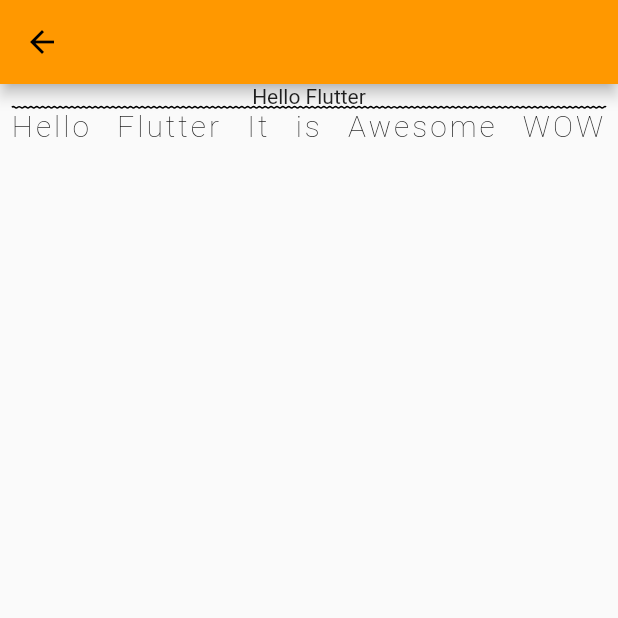
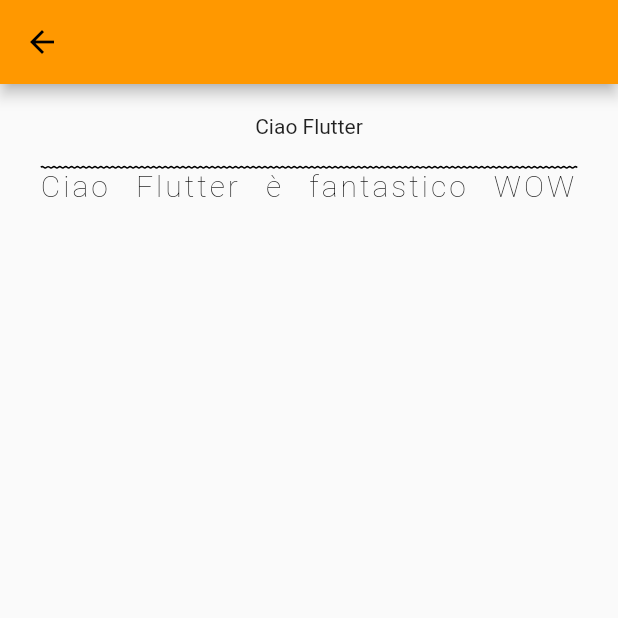
Before and after one commit to luigimicco/flutter_widgets, a Flutter app: the screen it shows after launch, after a tap on "Text", on a phone screen of 412 x 824 dp, the top half of it. Run offline on Flutter 3.47's test engine with Material 2 defaults, Android fonts, the phone set to English and light mode, and no system bars.

Commit message:
more widgets

```diff
--- a/lib/main.dart
+++ b/lib/main.dart
@@ -22,37 +22,84 @@ class MyApp extends StatelessWidget {
       home: new HomePage(),
       routes: <String, WidgetBuilder>{
         'Text': (BuildContext context) => TextWidget(),
-        'Appbar': (BuildContext context) => AppBarWidget(),
-        'Container' : (BuildContext context) => ContainerWidget(),
-        'Column' : (BuildContext context) => ColumnWidget(),
-        'Row' : (BuildContext context) => RowWidget(),
-        'Button' : (BuildContext context) => ButtonWidget(),
-        'Stack' : (BuildContext context) => StackWidget(),
-
-
+        'Appbar (no title)': (BuildContext context) => AppBarWidget(),
+        'Appbar simple': (BuildContext context) => AppBarSimpleWidget(),
+        'Appbar with buttons': (BuildContext context) => AppBarActionWidget(),
+        'Appbar with subtitle': (BuildContext context) =>
+            AppBarSubtitleWidget(),
+        'Appbar with image': (BuildContext context) => AppBarImageWidget(),
+        'Appbar with theme': (BuildContext context) => AppBarThemeWidget(),
+        'Appbar transparent': (BuildContext context) =>
+            AppBarTransparentWidget(),
+        'Container simple': (BuildContext context) => ContainerWidget(),
+        'Container media query': (BuildContext context) =>
+            ContainerMeadiaQueryWidget(),
+        'Container shadow': (BuildContext context) => ContainerShadowWidget(),
+        'Container rounded': (BuildContext context) => ContainerRoundedWidget(),
+        'Container with align': (BuildContext context) =>
+            ContainerAlignedWidget(),
+        'Container with constraints': (BuildContext context) =>
+            ContainerConstrainWidget(),
+        'Container with list': (BuildContext context) => ContainerListWidget(),
+        'Container with image': (BuildContext context) =>
+            ContainerImageWidget(),
+        'Container circular': (BuildContext context) =>
+            ContainerCircularWidget(),
+        'Container radius 1': (BuildContext context) =>
+            ContainerRadius1Widget(),
+        'Container radius 2': (BuildContext context) =>
+            ContainerRadius2Widget(),
+        'Column': (BuildContext context) => ColumnWidget(),
+        'Row': (BuildContext context) => RowWidget(),
+        'Button': (BuildContext context) => ButtonWidget(),
+        'Stack': (BuildContext context) => StackWidget(),
       },
     );
   }
 }
 
-class HomePage extends StatelessWidget{
-
+class HomePage extends StatelessWidget {
   @override
   Widget build(BuildContext context) {
-    var widgetList = ["Text", "Appbar", "Container", "Column", "Row", "Button", "Stack" ];
+    var widgetList = [
+      "Text",
+      "Appbar (no title)",
+      "Appbar simple",
+      "Appbar with buttons",
+      "Appbar with subtitle",
+      "Appbar with image",
+      "Appbar with theme",
+      "Appbar transparent",
+      "Container simple",
+      "Container media query",
+      "Container shadow",
+      "Container rounded",
+      "Container with align",
+      "Container with constraints",
+      "Container with list",
+      "Container with image",
+      "Container circular",
+      "Container radius 1",
+      "Container radius 2",
+      "Column",
+      "Row",
+      "Button",
+      "Stack"
+    ];
 
     return Scaffold(
       appBar: AppBar(
-        title: Text("Widgets Playground"),
+        title: Text("Widgets"),
       ),
       body: ListView.builder(
           itemCount: widgetList.length,
           shrinkWrap: true,
-          itemBuilder: (builder, index){
+          itemBuilder: (builder, index) {
             return Padding(
-              padding: const EdgeInsets.symmetric(horizontal: 8.0, vertical: 4.0),
+              padding:
+                  const EdgeInsets.symmetric(horizontal: 8.0, vertical: 4.0),
               child: InkWell(
-                onTap: (){
+                onTap: () {
                   Navigator.of(context).pushNamed('${widgetList[index]}');
                 },
                 child: Card(
@@ -63,11 +110,14 @@ class HomePage extends StatelessWidget{
                       padding: EdgeInsets.all(16.0),
                       child: Row(
                         children: <Widget>[
-                          Text(widgetList[index], style: TextStyle(color: Colors.black, fontSize: 20.0),),
+                          Text(
+                            widgetList[index],
+                            style:
+                                TextStyle(color: Colors.black, fontSize: 20.0),
+                          ),
                           Icon(Icons.keyboard_arrow_right)
                         ],
-                      )
-                  ),
+                      )),
                 ),
               ),
             );
--- a/lib/stack_widget.dart
+++ b/lib/stack_widget.dart
@@ -1,12 +1,12 @@
 import 'package:flutter/material.dart';
 
-class StackWidget extends StatelessWidget{
+class StackWidget extends StatelessWidget {
   @override
   Widget build(BuildContext context) {
     return Scaffold(
       appBar: AppBar(),
       body: Stack(
-        alignment: Alignment.center,
+        alignment: Alignment.topRight,
         children: <Widget>[
           Container(
             height: 300.0,
@@ -27,7 +27,6 @@ class StackWidget extends StatelessWidget{
       ),
     );
   }
-
 }
 
 /*
--- a/lib/text_widget.dart
+++ b/lib/text_widget.dart
@@ -8,11 +8,13 @@ class TextWidget extends StatelessWidget {
       body: Center(
         child: Column(
           children: <Widget>[
+            SizedBox(height: 20),
             Text(
-              "Hello Flutter",
+              "Ciao Flutter",
             ),
+            SizedBox(height: 20),
             Text(
-              "Hello Flutter It is Awesome WOW",
+              "Ciao Flutter è fantastico WOW",
               textAlign: TextAlign.right,
               textDirection: TextDirection.ltr,
               overflow: TextOverflow.ellipsis,
```
Also changed, not shown: lib/appar_widget.dart (+53 -49 lines), lib/button_widget.dart (+9 -4 lines), lib/column_widget.dart (+34 -38 lines), lib/container_widget.dart (+165 -96 lines), lib/row_widget.dart (+25 -11 lines).
